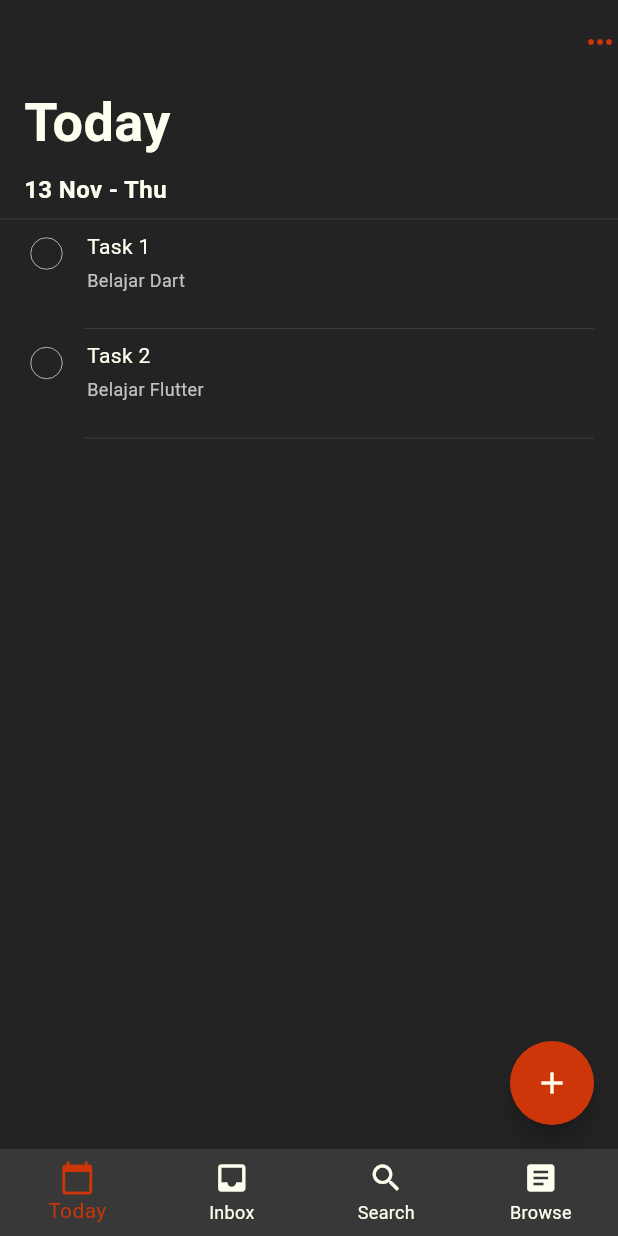
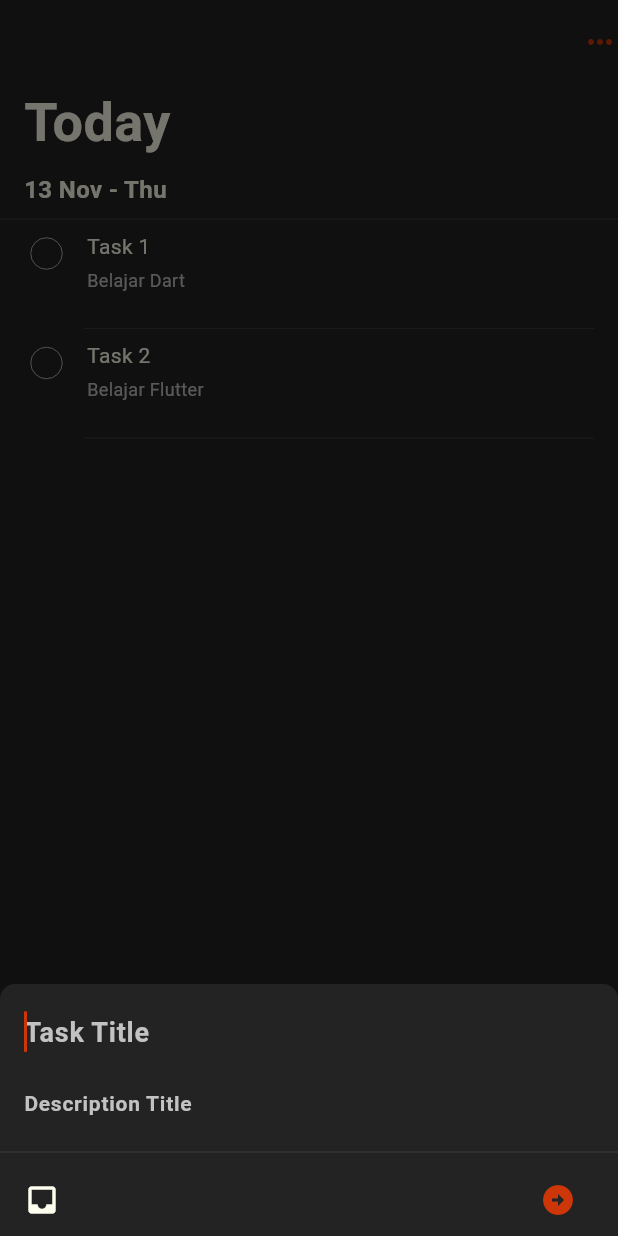
Before and after one commit to qyupaww/todolist-app, a Flutter app: the screen it shows after launch, after a tap on the "add" icon, on a phone screen of 412 x 824 dp. Run offline on Flutter 3.47's test engine with Material 3 defaults, Android fonts, the phone set to English and light mode, and no system bars.

```diff
--- a/lib/home_screen.dart
+++ b/lib/home_screen.dart
@@ -74,7 +74,9 @@ class _TodoHomeScreenState extends State<TodoHomeScreen> {
       ),
       floatingActionButton: FloatingActionButton(
         backgroundColor: ColorPallete.red,
-        onPressed: () {},
+        onPressed: () {
+          _showAddTaskModalBottomSheet(context);
+        },
         tooltip: 'Add Task',
         shape: const CircleBorder(),
         child: const Icon(Icons.add, color: ColorPallete.white),
@@ -117,4 +119,90 @@ class _TodoHomeScreenState extends State<TodoHomeScreen> {
       _selectedIndex = index;
     });
   }
+
+  void _showAddTaskModalBottomSheet(BuildContext context) {
+    showModalBottomSheet(
+      context: context,
+      backgroundColor: ColorPallete.black,
+      shape: const RoundedRectangleBorder(
+        borderRadius: BorderRadius.vertical(top: Radius.circular(10)),
+      ),
+      isScrollControlled: true,
+      builder: (context) {
+        return Padding(
+          padding: EdgeInsets.only(
+            top: 8,
+            bottom: MediaQuery.of(context).viewInsets.bottom,
+          ),
+          child: Column(
+            mainAxisSize: MainAxisSize.min,
+            children: [
+              TextField(
+                decoration: InputDecoration(
+                  contentPadding: EdgeInsets.symmetric(horizontal: 16),
+                  hintText: 'Task Title',
+                  border: InputBorder.none,
+                  hintStyle: TextStyle(
+                    color: ColorPallete.grey,
+                    fontSize: 18,
+                    fontWeight: FontWeight.bold,
+                    decoration: TextDecoration.none,
+                  ),
+                ),
+                style: TextStyle(
+                  color: ColorPallete.white,
+                  fontSize: 18,
+                  fontWeight: FontWeight.bold,
+                  decoration: TextDecoration.none,
+                  decorationThickness: 0,
+                ),
+                cursorColor: ColorPallete.red,
+                autofocus: true,
+              ),
+              TextField(
+                decoration: InputDecoration(
+                  contentPadding: EdgeInsets.symmetric(horizontal: 16),
+                  hintText: 'Description Title',
+                  border: InputBorder.none,
+                  hintStyle: TextStyle(
+                    color: ColorPallete.grey,
+                    fontSize: 14,
+                    fontWeight: FontWeight.bold,
+                    decoration: TextDecoration.none,
+                  ),
+                ),
+                style: TextStyle(
+                  color: ColorPallete.white,
+                  fontSize: 14,
+                  fontWeight: FontWeight.bold,
+                  decoration: TextDecoration.none,
+                  decorationThickness: 0,
+                ),
+                cursorColor: ColorPallete.red,
+              ),
+              const Divider(thickness: 0.1, color: ColorPallete.grey),
+              Padding(
+                padding: const EdgeInsets.symmetric(horizontal: 16),
+                child: Row(
+                  mainAxisAlignment: MainAxisAlignment.spaceBetween,
+                  children: [
+                    const Icon(Icons.inbox, color: ColorPallete.white),
+                    IconButton(
+                      onPressed: () {
+                        Navigator.pop(context);
+                      },
+                      icon: const Icon(
+                        Icons.arrow_circle_right,
+                        color: ColorPallete.red,
+                      ),
+                    ),
+                  ],
+                ),
+              ),
+            ],
+          ),
+        );
+      },
+    );
+  }
 }
```
